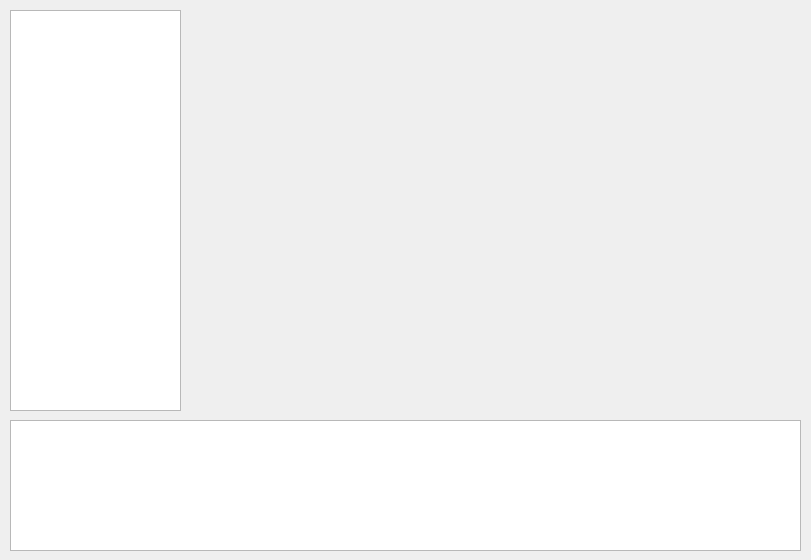
Old version of the form sprspectrumlisttablewidget.ui in the repository longway34/SeparatorQt.
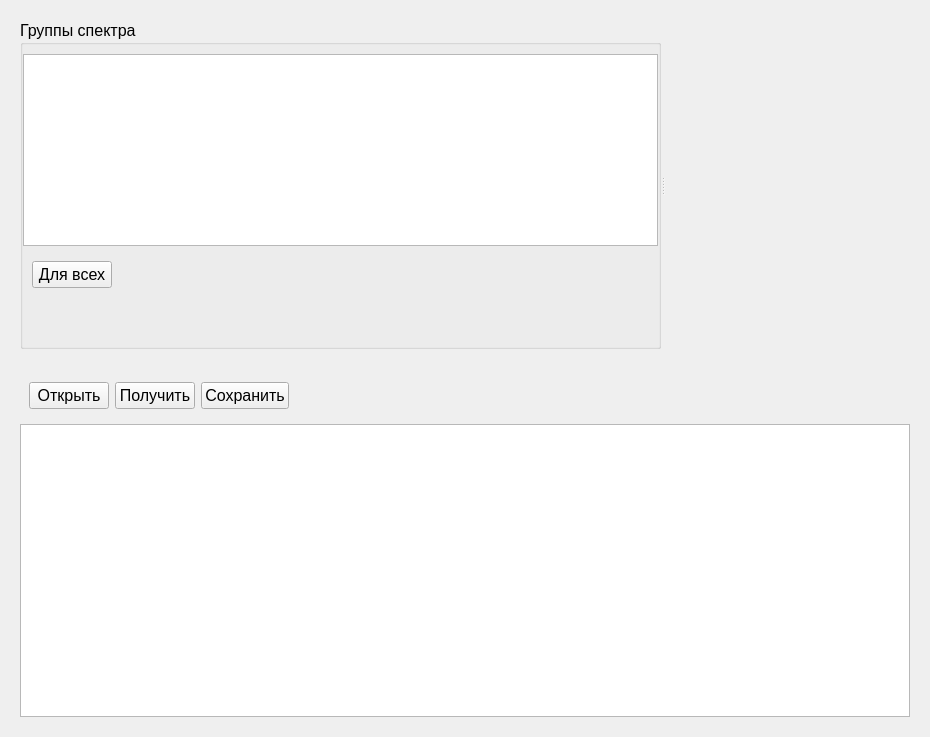
New version of the form. Icons and pictures are not drawn. Custom widgets are drawn as their Qt base class.

```diff
--- a/sprspectrumlisttablewidget.ui
+++ b/sprspectrumlisttablewidget.ui
@@ -6,64 +6,228 @@
    <rect>
     <x>0</x>
     <y>0</y>
-    <width>811</width>
-    <height>560</height>
+    <width>930</width>
+    <height>737</height>
    </rect>
   </property>
+  <property name="sizePolicy">
+   <sizepolicy hsizetype="Preferred" vsizetype="Minimum">
+    <horstretch>0</horstretch>
+    <verstretch>0</verstretch>
+   </sizepolicy>
+  </property>
+  <property name="font">
+   <font>
+    <family>Tahoma</family>
+    <pointsize>12</pointsize>
+   </font>
+  </property>
   <property name="windowTitle">
    <string>Form</string>
   </property>
-  <widget class="QTableWidget" name="tRangesChannel">
-   <property name="geometry">
-    <rect>
-     <x>10</x>
-     <y>10</y>
-     <width>171</width>
-     <height>401</height>
-    </rect>
-   </property>
-   <property name="dragEnabled">
-    <bool>true</bool>
-   </property>
-   <property name="dragDropOverwriteMode">
-    <bool>false</bool>
-   </property>
-   <property name="dragDropMode">
-    <enum>QAbstractItemView::DragDrop</enum>
-   </property>
-   <property name="alternatingRowColors">
-    <bool>true</bool>
-   </property>
-   <property name="selectionMode">
-    <enum>QAbstractItemView::SingleSelection</enum>
-   </property>
-   <property name="selectionBehavior">
-    <enum>QAbstractItemView::SelectColumns</enum>
-   </property>
-   <attribute name="horizontalHeaderShowSortIndicator" stdset="0">
-    <bool>false</bool>
-   </attribute>
-  </widget>
-  <widget class="QTableWidget" name="tListSpectrumItem">
-   <property name="geometry">
-    <rect>
-     <x>10</x>
-     <y>420</y>
-     <width>791</width>
-     <height>131</height>
-    </rect>
-   </property>
-  </widget>
-  <widget class="QwtPlot" name="qwtPlot">
-   <property name="geometry">
-    <rect>
-     <x>200</x>
-     <y>10</y>
-     <width>601</width>
-     <height>391</height>
-    </rect>
-   </property>
-  </widget>
+  <layout class="QVBoxLayout" name="verticalLayout_3">
+   <item>
+    <widget class="QWidget" name="widget" native="true">
+     <layout class="QHBoxLayout" name="horizontalLayout">
+      <item>
+       <widget class="QSplitter" name="splitter">
+        <property name="orientation">
+         <enum>Qt::Horizontal</enum>
+        </property>
+        <widget class="QGroupBox" name="gbSpectrumElements">
+         <property name="sizePolicy">
+          <sizepolicy hsizetype="Minimum" vsizetype="Preferred">
+           <horstretch>0</horstretch>
+           <verstretch>0</verstretch>
+          </sizepolicy>
+         </property>
+         <property name="title">
+          <string>Группы спектра</string>
+         </property>
+         <layout class="QVBoxLayout" name="verticalLayout_2">
+          <property name="leftMargin">
+           <number>0</number>
+          </property>
+          <property name="rightMargin">
+           <number>0</number>
+          </property>
+          <item>
+           <widget class="SPRSpectrumRangesTable" name="tRangesChannel">
+            <property name="sizePolicy">
+             <sizepolicy hsizetype="Minimum" vsizetype="Minimum">
+              <horstretch>0</horstretch>
+              <verstretch>0</verstretch>
+             </sizepolicy>
+            </property>
+            <property name="dragEnabled">
+             <bool>true</bool>
+            </property>
+            <property name="dragDropOverwriteMode">
+             <bool>false</bool>
+            </property>
+            <property name="dragDropMode">
+             <enum>QAbstractItemView::DragDrop</enum>
+            </property>
+            <property name="alternatingRowColors">
+             <bool>true</bool>
+            </property>
+            <property name="selectionMode">
+             <enum>QAbstractItemView::SingleSelection</enum>
+            </property>
+            <property name="selectionBehavior">
+             <enum>QAbstractItemView::SelectColumns</enum>
+            </property>
+            <attribute name="horizontalHeaderShowSortIndicator" stdset="0">
+             <bool>false</bool>
+            </attribute>
+           </widget>
+          </item>
+          <item>
+           <widget class="QWidget" name="widget_2" native="true">
+            <layout class="QHBoxLayout" name="horizontalLayout_4">
+             <item>
+              <widget class="QPushButton" name="pushButton">
+               <property name="sizePolicy">
+                <sizepolicy hsizetype="Preferred" vsizetype="Preferred">
+                 <horstretch>0</horstretch>
+                 <verstretch>0</verstretch>
+                </sizepolicy>
+               </property>
+               <property name="text">
+                <string>Для всех</string>
+               </property>
+               <property name="icon">
+                <iconset resource="icons.qrc">
+                 <normaloff>:/icons/icons/b_Equialent.png</normaloff>:/icons/icons/b_Equialent.png</iconset>
+               </property>
+               <property name="iconSize">
+                <size>
+                 <width>32</width>
+                 <height>32</height>
+                </size>
+               </property>
+              </widget>
+             </item>
+             <item>
+              <spacer name="horizontalSpacer">
+               <property name="orientation">
+                <enum>Qt::Horizontal</enum>
+               </property>
+               <property name="sizeHint" stdset="0">
+                <size>
+                 <width>0</width>
+                 <height>20</height>
+                </size>
+               </property>
+              </spacer>
+             </item>
+            </layout>
+           </widget>
+          </item>
+          <item>
+           <spacer name="verticalSpacer">
+            <property name="orientation">
+             <enum>Qt::Vertical</enum>
+            </property>
+            <property name="sizeHint" stdset="0">
+             <size>
+              <width>20</width>
+              <height>40</height>
+             </size>
+            </property>
+           </spacer>
+          </item>
+         </layout>
+        </widget>
+        <widget class="QwtPlot" name="qwtPlot">
+         <property name="sizePolicy">
+          <sizepolicy hsizetype="Maximum" vsizetype="MinimumExpanding">
+           <horstretch>0</horstretch>
+           <verstretch>0</verstretch>
+          </sizepolicy>
+         </property>
+        </widget>
+       </widget>
+      </item>
+     </layout>
+    </widget>
+   </item>
+   <item>
+    <widget class="QWidget" name="widget_4" native="true">
+     <layout class="QVBoxLayout" name="verticalLayout">
+      <item>
+       <widget class="QWidget" name="widget_3" native="true">
+        <layout class="QHBoxLayout" name="horizontalLayout_2">
+         <item>
+          <layout class="QHBoxLayout" name="horizontalLayout_3">
+           <item>
+            <widget class="QPushButton" name="pushButton_2">
+             <property name="text">
+              <string>Открыть</string>
+             </property>
+             <property name="icon">
+              <iconset resource="icons.qrc">
+               <normaloff>:/icons/icons/b_Open.png</normaloff>:/icons/icons/b_Open.png</iconset>
+             </property>
+            </widget>
+           </item>
+           <item>
+            <widget class="QPushButton" name="pushButton_3">
+             <property name="text">
+              <string>Получить</string>
+             </property>
+             <property name="icon">
+              <iconset resource="icons.qrc">
+               <normaloff>:/icons/icons/b_Get_Spectrum.png</normaloff>:/icons/icons/b_Get_Spectrum.png</iconset>
+             </property>
+             <property name="iconSize">
+              <size>
+               <width>18</width>
+               <height>18</height>
+              </size>
+             </property>
+            </widget>
+           </item>
+           <item>
+            <widget class="QPushButton" name="pushButton_4">
+             <property name="text">
+              <string>Сохранить</string>
+             </property>
+             <property name="icon">
+              <iconset resource="icons.qrc">
+               <normaloff>:/icons/icons/b_Save.png</normaloff>:/icons/icons/b_Save.png</iconset>
+             </property>
+            </widget>
+           </item>
+          </layout>
+         </item>
+         <item>
+          <spacer name="horizontalSpacer_2">
+           <property name="orientation">
+            <enum>Qt::Horizontal</enum>
+           </property>
+           <property name="sizeHint" stdset="0">
+            <size>
+             <width>40</width>
+             <height>20</height>
+            </size>
+           </property>
+          </spacer>
+         </item>
+        </layout>
+       </widget>
+      </item>
+      <item>
+       <widget class="SPRSpectrumListTable" name="tListSpectrumItem">
+        <property name="selectionBehavior">
+         <enum>QAbstractItemView::SelectRows</enum>
+        </property>
+       </widget>
+      </item>
+     </layout>
+    </widget>
+   </item>
+  </layout>
  </widget>
  <customwidgets>
   <customwidget>
@@ -71,6 +235,16 @@
    <extends>QFrame</extends>
    <header>qwt_plot.h</header>
   </customwidget>
+  <customwidget>
+   <class>SPRSpectrumRangesTable</class>
+   <extends>QTableWidget</extends>
+   <header>sprspectrumrangestable.h</header>
+  </customwidget>
+  <customwidget>
+   <class>SPRSpectrumListTable</class>
+   <extends>QTableWidget</extends>
+   <header>sprspectrumlisttable.h</header>
+  </customwidget>
  </customwidgets>
  <resources/>
  <connections/>
```
Left out of the diff: 4 changed lines with no effect on the pictures.
